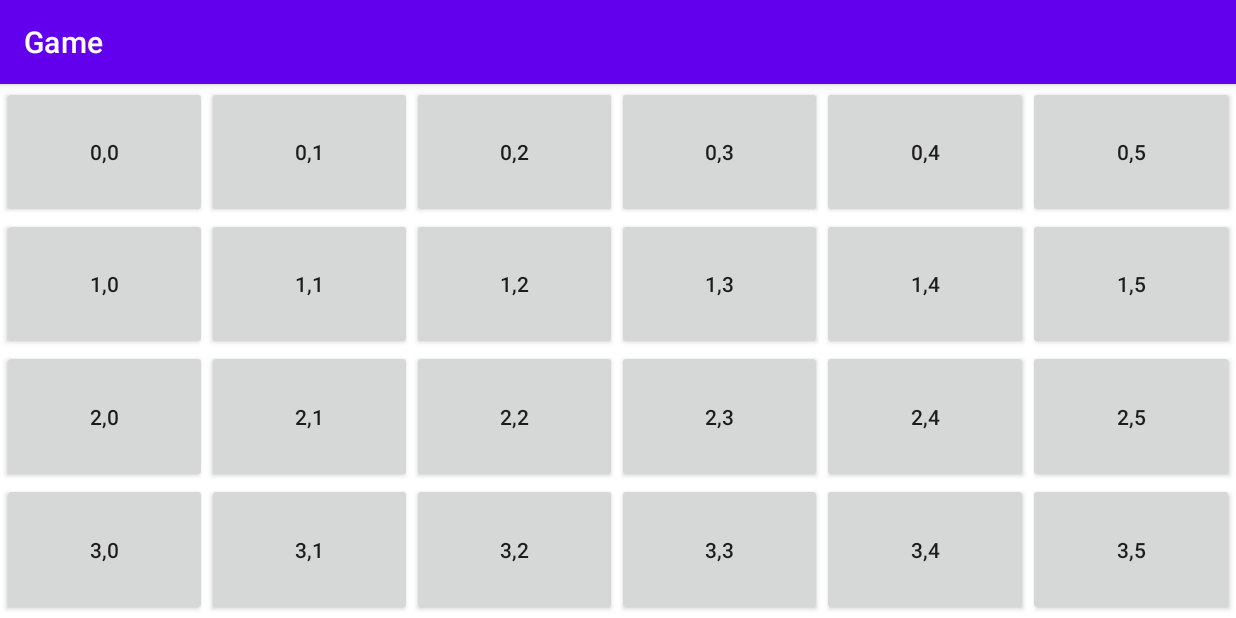
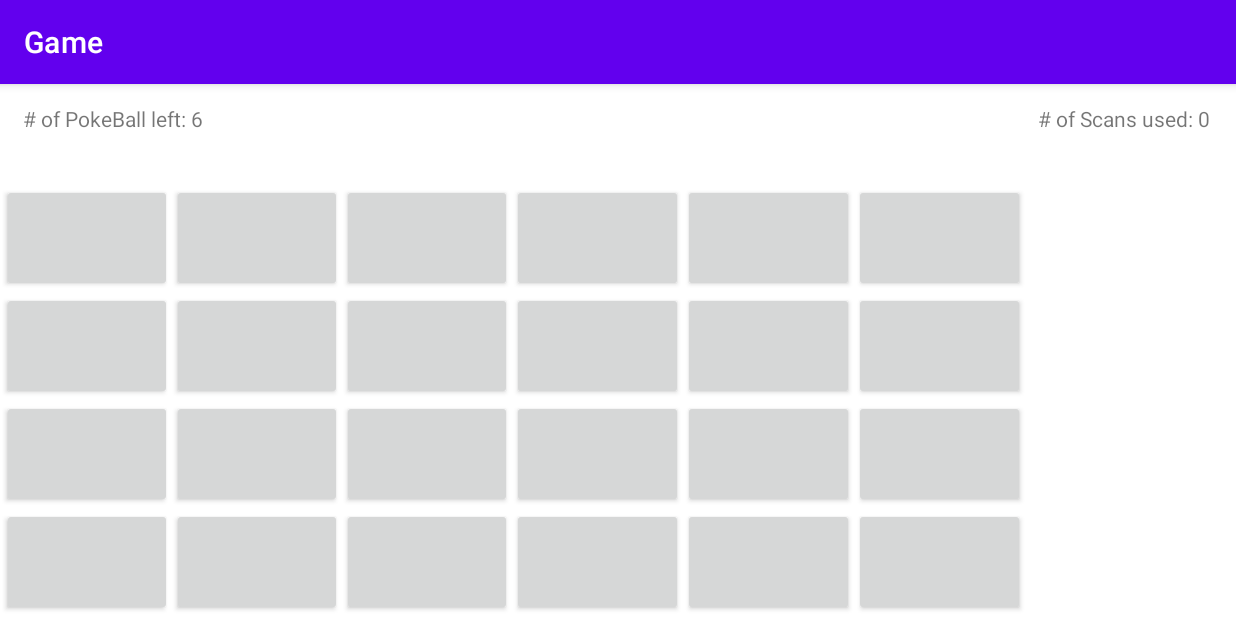
Before and after one commit to ethanchou128/pokeSweeper, an Android app: the Games screen opened directly, with no data from a screen before it, on a phone screen of 824 x 412 dp (held sideways). Run offline under Robolectric (Android 15) with nearby library versions, the phone set to English and light mode, and no system bars.

Commit message:
[Nick Wu] Display all the status of the game, generate random mine in random position, display a grid of position for the player to click with, pop up dialog when player wins
- Created method  updateUI to display the status of the game, number of mine left and the number of scan used.
- Used java.util.Random to generate random value for row and col for position of the mine.
- Created tables of button for the user to click with, and if the button click is a mine, reveal the mine and the number of mine left is decreased by 1. If the button click is not a mine, scan the row and col for the number of mines. If clicked on already clicked button, do nothing.
- Use AlertDialog and builder to create a pop up dialog to congrats the winner

```diff
--- a/app/src/main/java/cmpt276/as3/assignment3/Games.java
+++ b/app/src/main/java/cmpt276/as3/assignment3/Games.java
@@ -1,7 +1,9 @@
 package cmpt276.as3.assignment3;
 
+import androidx.appcompat.app.AlertDialog;
 import androidx.appcompat.app.AppCompatActivity;
 
+import android.annotation.SuppressLint;
 import android.content.Context;
 import android.content.Intent;
 import android.content.res.Resources;
@@ -14,16 +16,29 @@ import android.view.View;
 import android.widget.Button;
 import android.widget.TableLayout;
 import android.widget.TableRow;
+import android.widget.TextView;
 import android.widget.Toast;
+
+import java.lang.reflect.Array;
+import java.util.ArrayList;
+import java.util.Random;
 
 import cmpt276.as3.assignment3.model.GameStatus;
 
-//tip 2 - make model store an array of cells, each cell can answer different questions
+// Populate tables of button and hidden mine for user to tap on, the task for the player
+// is to find all the mines
 public class Games extends AppCompatActivity {
     private GameStatus game;
 
-    //Button buttons[][] = new Button[NUM_ROWS][NUM_COLS];
-    Button[][] buttons;
+    Button[][] buttons; // buttons for table layout
+    /*
+    To record if a button has a value of:
+    0 - means the button is untapped
+    1 - means the button is a mine
+    2 - means the button is revealed but not a mine
+    3 - means the button is a revealed mine
+     */
+    int[][] IntButtons;
 
     @Override
     protected void onCreate(Bundle savedInstanceState) {
@@ -34,27 +49,57 @@ public class Games extends AppCompatActivity {
         game = GameStatus.getInstance();
 
         populateButtons();
+        updateUI();
     }
 
     private void populateButtons() {
+        Random randomMine = new Random();
         int numRows = game.getNumRow();
         int numColumns = game.getNumColumns();
-        int numMines = game.getNumMines();
+        final int[] numMines = {game.getNumMines()};
+        final int[] numScans = {0};
+        game.setNumScans(numScans[0]);
 
-        if (numRows == 0 && numColumns == 0 && numMines == 0) {
+        // default table size and number of mines
+        if (numRows == 0 && numColumns == 0 && numMines[0] == 0) {
             numRows = 4;
             game.setNumRow(numRows);
             numColumns = 6;
             game.setNumColumns(numColumns);
-            numMines = 6;
-            game.setNumMines(numMines);
+            numMines[0] = 6;
+            game.setNumMines(numMines[0]);
         }
 
+        IntButtons = new int[numRows][numColumns];
         buttons = new Button[numRows][numColumns];
-        Log.e("game info:", numRows + " rows, "
-                + numColumns + " columns, "
-                + numMines + " mines");
 
+        // previous is to prevent from repetition since random might give us the same position again
+        int[][] previous = new int[numRows][numColumns];
+        for (int i = 0; i < numMines[0]; i++) {
+            // get random row and col
+            int MineIndex_Row = randomMine.nextInt(numRows);
+            int MineIndex_Col = randomMine.nextInt(numColumns);
+
+            // while the position is a mine, increment the col by 1, if it is til the end
+            // wrap back to the beginning and increment the row by 1, and so for
+            while (previous[MineIndex_Row][MineIndex_Col] == 1) {
+                MineIndex_Col++;
+                if (MineIndex_Col >= numColumns) {
+                    MineIndex_Col = 0;
+                    MineIndex_Row++;
+                    if (MineIndex_Row >= numRows) {
+                        MineIndex_Row = 0;
+                        MineIndex_Col = 0;
+                    }
+                }
+            }
+
+            // Mark the button as a mine by giving it a value of 1
+            IntButtons[MineIndex_Row][MineIndex_Col] = 1;
+            previous[MineIndex_Row][MineIndex_Col] = 1;
+        }
+
+        // populating table layout
         TableLayout table = findViewById(R.id.tableForButton);
         for (int row = 0; row< numRows; row++) {
             TableRow tableRow = new TableRow(this);
@@ -74,25 +119,116 @@ public class Games extends AppCompatActivity {
                         TableRow.LayoutParams.MATCH_PARENT,
                         1.0f));
 
-                button.setText("" + row + "," + col);
-
                 // Make text not clip on small buttons
                 button.setPadding(0,0,0,0);
+                int finalNumRows = numRows;
+                int finalNumColumns = numColumns;
                 button.setOnClickListener(new View.OnClickListener() {
                     @Override
                     public void onClick(View view) {
-                        gridButtonClicked(FINAL_ROW, FINAL_COL);
+                        // if clicked on a mine
+                        if (IntButtons[FINAL_ROW][FINAL_COL] == 1) {
+                            gridButtonClicked(FINAL_ROW, FINAL_COL);
+
+                            numMines[0]--;
+                            game.setNumMines(numMines[0]);
+                            IntButtons[FINAL_ROW][FINAL_COL] = 3;
+
+                            // Rescan the scanned button in the same row,
+                            // so that it updates the number of mines in the row and col
+                            for (int a=0; a<game.getNumColumns(); a++) {
+                                int numMineScanned = 0;
+                                Button button = buttons[FINAL_ROW][a];
+                                if (IntButtons[FINAL_ROW][a] == 2){
+                                    for (int i = 0; i< finalNumRows; i++) {
+                                        if (IntButtons[i][FINAL_COL] == 1) {
+                                            numMineScanned++;
+                                        }
+                                    }
+
+                                    for (int i = 0; i< finalNumColumns; i++) {
+                                        if (IntButtons[FINAL_ROW][i] == 1) {
+                                            numMineScanned++;
+                                        }
+                                    }
+                                    button.setText("" + numMineScanned);
+                                }
+                            }
+
+                            // Rescan the scanned button in the same col,
+                            // so that it updates the number of mines in the row and col
+                            for (int a=0; a<game.getNumRow(); a++) {
+                                int numMineScanned = 0;
+                                Button button = buttons[a][FINAL_COL];
+                                if (IntButtons[a][FINAL_COL] == 2) {
+                                    for (int i = 0; i< finalNumRows; i++) {
+                                        if (IntButtons[i][FINAL_COL] == 1) {
+                                            numMineScanned++;
+                                        }
+                                    }
+
+                                    for (int i = 0; i< finalNumColumns; i++) {
+                                        if (IntButtons[FINAL_ROW][i] == 1) {
+                                            numMineScanned++;
+                                        }
+                                    }
+                                    button.setText("" + numMineScanned);
+                                }
+                            }
+                        }
+
+                        // if not tapped on a mine
+                        else if (IntButtons[FINAL_ROW][FINAL_COL] == 0){
+                            int numMineScanned = 0;
+                            numScans[0]++;
+                            game.setNumScans(numScans[0]);
+                            IntButtons[FINAL_ROW][FINAL_COL] = 2;
+
+                            // scan for mines in the same row and col
+                            for (int i = 0; i< finalNumRows; i++) {
+                                if (IntButtons[i][FINAL_COL] == 1) {
+                                    numMineScanned++;
+                                }
+                            }
+
+                            for (int i = 0; i< finalNumColumns; i++) {
+                                if (IntButtons[FINAL_ROW][i] == 1) {
+                                    numMineScanned++;
+                                }
+                            }
+
+                            Button button = buttons[FINAL_ROW][FINAL_COL];
+                            button.setText("" + numMineScanned);
+                        }
+
+                        // if the player found all the mine, display up popup dialog to congrats the winner
+                        if (numMines[0] == 0) {
+                                AlertDialog dialog;
+                                AlertDialog.Builder builder = new AlertDialog.Builder(Games.this);
+
+                                builder.setTitle("Congratulation, Adventurer, You have found all the PokeBalls!");
+
+                                builder.setPositiveButton("OK", ((dialogInterface, i) -> {
+                                    game.setNumRow(0);
+                                    game.setNumColumns(0);
+                                    finish();
+                                }));
+
+                                dialog = builder.create();
+                                dialog.show();
+                        }
+                        updateUI();
                     }
                 });
-
                 tableRow.addView(button);
                 buttons[row][col] = button;
             }
         }
     }
 
+    // to scale the image of pokeball
     private void gridButtonClicked(int row, int col) {
-        Toast.makeText(this, "Button Clicked: " + row + "," + col,
+        Toast.makeText(this, "You found a PokeBall!",
                 Toast.LENGTH_SHORT).show();
         Button button = buttons[row][col];
 
@@ -105,8 +241,6 @@ public class Games extends AppCompatActivity {
         Bitmap scaledBitmap = Bitmap.createScaledBitmap(originalBitmap, newWidth, newHeight, true);
         Resources resource = getResources();
         button.setBackground(new BitmapDrawable(resource, scaledBitmap));
-        // Change text on clicked
-        button.setText("" + col);
     }
 
     private void lockButtonSizes() {
@@ -123,6 +257,17 @@ public class Games extends AppCompatActivity {
             }
         }
     }
+
+    // update the number of mine left and the scan used for the player to keep in mind
+    @SuppressLint("SetTextI18n")
+    private void updateUI() {
+        TextView numMineLeft = findViewById(R.id.txtNumMineLeft);
+        TextView numScan = findViewById(R.id.txtNumScans);
+
+        numMineLeft.setText("# of PokeBall left: " + game.getNumMines());
+        numScan.setText("# of Scans used: " + game.getNumScans());
+    }
+
     @Override
     protected void onResume() {
         super.onResume();
--- a/app/src/main/java/cmpt276/as3/assignment3/Settings.java
+++ b/app/src/main/java/cmpt276/as3/assignment3/Settings.java
@@ -132,6 +132,7 @@ public class Settings extends AppCompatActivity {
                         "Please select an option from both lists.",
                         Toast.LENGTH_SHORT).show();
             }
+
             if(bothButtonsClicked) {
                 Toast.makeText(this,
                         "Settings Saved, Returning to Menu.",
--- a/app/src/main/java/cmpt276/as3/assignment3/model/GameStatus.java
+++ b/app/src/main/java/cmpt276/as3/assignment3/model/GameStatus.java
@@ -4,6 +4,7 @@ public class GameStatus {
     private int numMines;
     private int numRows;
     private int numColumns;
+    private int numScans;
 
     //Singleton Support
     private static GameStatus instance;
@@ -38,4 +39,8 @@ public class GameStatus {
     public void setNumColumns(int numColumns) {
         this.numColumns = numColumns;
     }
+
+    public int getNumScans() { return numScans; }
+
+    public void setNumScans(int numScans) { this.numScans = numScans;  }
 }
--- a/app/src/main/res/layout/activity_games.xml
+++ b/app/src/main/res/layout/activity_games.xml
@@ -8,13 +8,11 @@
 
     <TableLayout
         android:id="@+id/tableForButton"
-        android:layout_width="match_parent"
-        android:layout_height="match_parent"
+        android:layout_width="682dp"
+        android:layout_height="288dp"
         android:layout_marginStart="1dp"
-        android:layout_marginLeft="1dp"
         android:layout_marginTop="1dp"
         android:layout_marginEnd="1dp"
-        android:layout_marginRight="1dp"
         android:layout_marginBottom="1dp"
         android:stretchColumns="*"
         app:layout_constraintBottom_toBottomOf="parent"
@@ -22,5 +20,29 @@
         app:layout_constraintHorizontal_bias="0.0"
         app:layout_constraintStart_toStartOf="parent"
         app:layout_constraintTop_toTopOf="parent"
-        app:layout_constraintVertical_bias="0.0"></TableLayout>
+        app:layout_constraintVertical_bias="1.0"></TableLayout>
+
+    <TextView
+        android:id="@+id/txtNumScans"
+        android:layout_width="wrap_content"
+        android:layout_height="wrap_content"
+        android:text="TextView"
+        app:layout_constraintBottom_toBottomOf="parent"
+        app:layout_constraintEnd_toEndOf="parent"
+        app:layout_constraintHorizontal_bias="0.976"
+        app:layout_constraintStart_toStartOf="parent"
+        app:layout_constraintTop_toTopOf="parent"
+        app:layout_constraintVertical_bias="0.04" />
+
+    <TextView
+        android:id="@+id/txtNumMineLeft"
+        android:layout_width="187dp"
+        android:layout_height="23dp"
+        android:text="TextView"
+        app:layout_constraintBottom_toBottomOf="parent"
+        app:layout_constraintEnd_toEndOf="parent"
+        app:layout_constraintHorizontal_bias="0.024"
+        app:layout_constraintStart_toStartOf="parent"
+        app:layout_constraintTop_toTopOf="parent"
+        app:layout_constraintVertical_bias="0.04" />
 </androidx.constraintlayout.widget.ConstraintLayout>
```
